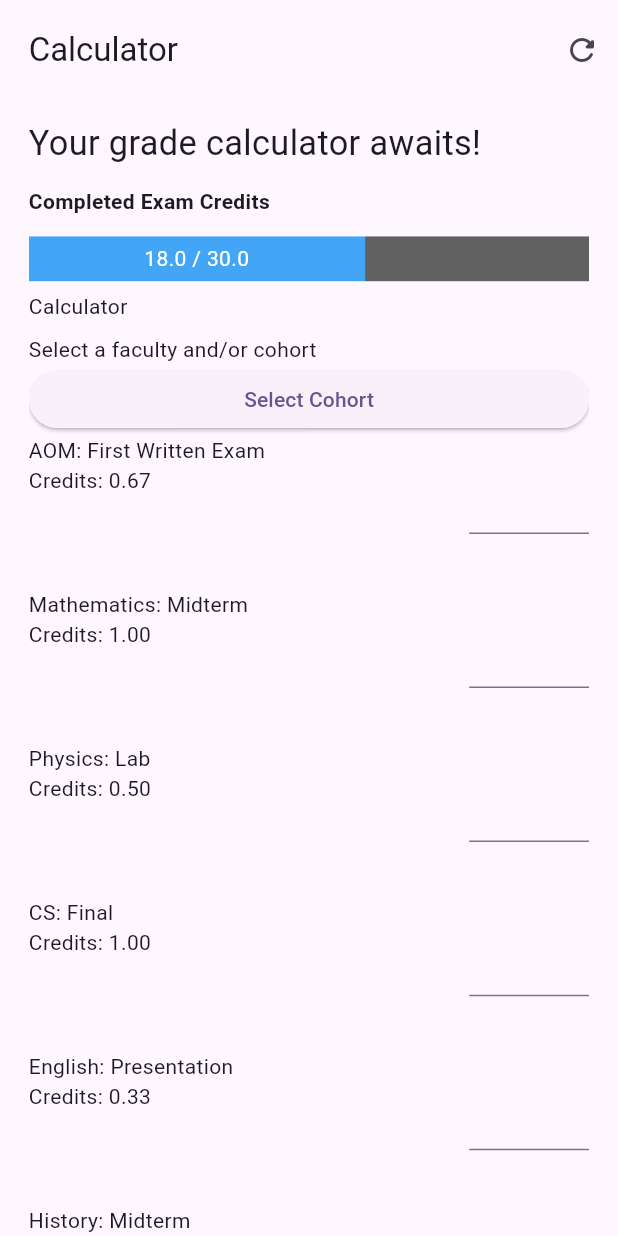
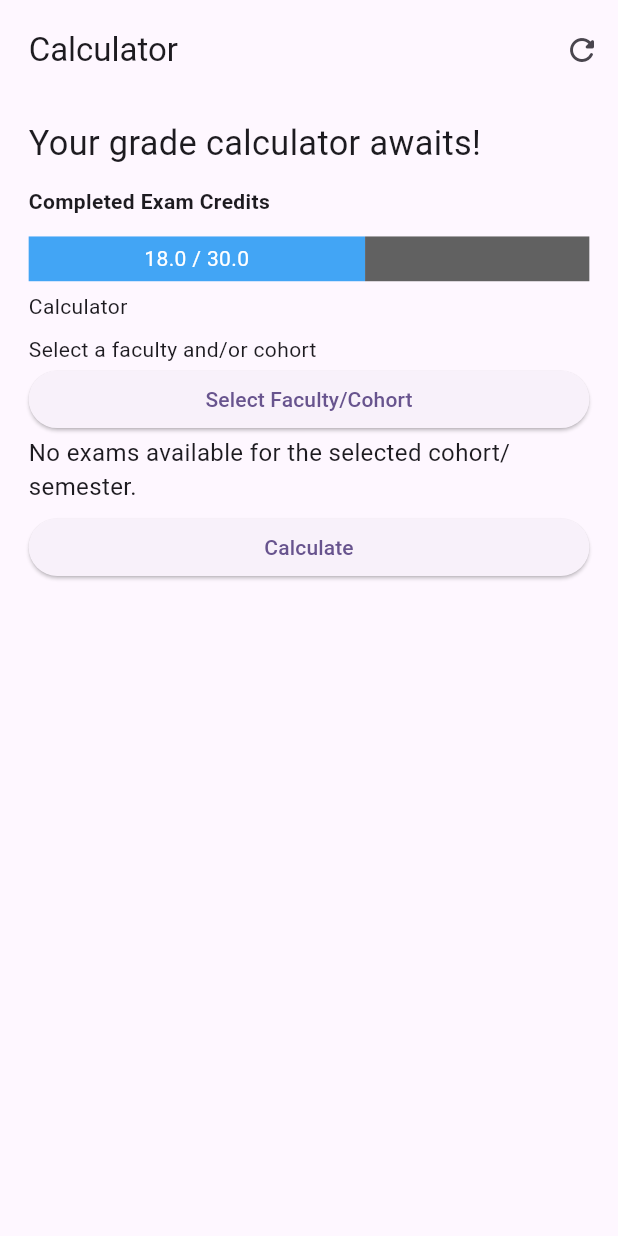
Before and after one commit to Krmsh1n5/u_standings, a Flutter app: the CalculatorPage screen opened directly, on a phone screen of 412 x 824 dp. Run offline on Flutter 3.47's test engine with Material 3 defaults, Android fonts, the phone set to English and light mode, and no system bars; our stand-ins replace flutter_screenutil.

Commit message:
Added basic implememntation of Calculator Provider

```diff
--- a/lib/features/standings/presentation/providers/calculator_notifier.dart
+++ b/lib/features/standings/presentation/providers/calculator_notifier.dart
@@ -0,0 +1,75 @@
+import 'package:flutter/material.dart';
+
+class CalculatorProvider extends ChangeNotifier {
+  // State variables
+  String? selectedCohortSemester;
+  double? calculatedAverage;
+
+  // Cohort/Semester options
+  final List<String> cohortsSemesters = [
+    'L0 S1',
+    'L0 S2',
+    'L1 CS S1',
+    'L1 CS S2',
+    'L1 CE S1',
+    'L1 CE S2',
+    'L2',
+    'L3',
+    'L4',
+  ];
+
+  // Example mapping of cohort/semester to exam data
+  final Map<String, List<Map<String, String>>> examData = {
+    'L1 CS S1': [
+      {'title': 'DSA 1 Written Exam', 'credits': '2.75'},
+      {'title': 'DSA 1 Final Project and PWs', 'credits': '2.75'},
+      {'title': 'Frontend Written Exam', 'credits': '1.3'},
+    ],
+    'L1 CE S1': [
+      {'title': 'TOM 1 Midterm', 'credits': '1.5'},
+      {'title': 'TOM 1 Final', 'credits': '2'},
+    ],
+    // Add other cohorts/semesters here
+  };
+
+  final Map<String, double> grades = {}; // Stores user inputs for grades
+
+  // Fetch exams for the selected cohort/semester
+  List<Map<String, String>> get currentExams {
+    return examData[selectedCohortSemester] ?? [];
+  }
+
+  // Update selected cohort and/or semester
+  void updateCohort(String cohortSemester) {
+    selectedCohortSemester = cohortSemester;
+    calculatedAverage = null;
+    notifyListeners();
+  }
+
+  void updateGrade(String title, double grade) {
+    grades[title] = grade;
+    notifyListeners();
+  }
+
+  void calculateAverage() {
+    if (grades.isNotEmpty) {
+      double totalCredits = 0;
+      double weightedSum = 0;
+
+      for (var exam in currentExams) {
+        final title = exam['title']!;
+        final credits = double.parse(exam['credits']!);
+
+        if (grades.containsKey(title)) {
+          weightedSum += grades[title]! * credits;
+          totalCredits += credits;
+        }
+      }
+
+      calculatedAverage = totalCredits > 0 ? weightedSum / totalCredits : 0;
+    } else {
+      calculatedAverage = 0;
+    }
+    notifyListeners();
+  }
+}
--- a/lib/features/standings/presentation/screens/calculator_page.dart
+++ b/lib/features/standings/presentation/screens/calculator_page.dart
@@ -1,14 +1,17 @@
 import 'package:flutter/material.dart';
 import 'package:flutter_screenutil/flutter_screenutil.dart';
+import 'package:provider/provider.dart';
+import 'package:u_standings/features/standings/presentation/providers/calculator_notifier.dart';
 import 'package:u_standings/features/standings/presentation/widgets/custom_appbar.dart';
 import 'package:u_standings/features/standings/presentation/widgets/select_button.dart';
 
 class CalculatorPage extends StatelessWidget {
   const CalculatorPage({super.key});
 
-
   @override
   Widget build(BuildContext context) {
+    final provider = Provider.of<CalculatorProvider>(context);
+
     return SafeArea(
       child: Scaffold(
         resizeToAvoidBottomInset: false,
@@ -31,11 +34,14 @@ class CalculatorPage extends StatelessWidget {
                 SizedBox(height: 4.h),
                 _buildHeadingAndSubheadingText(),
                 SizedBox(height: 4.h),
-                _buildSelectButton(),
+                _buildSelectButton(context),
                 SizedBox(height: 4.h),
-                _buildCalculatorFields(),
+                _buildCalculatorFields(context),
                 SizedBox(height: 4.h),
-                _buildCalculateButton(),
+                if (provider.calculatedAverage != null)
+                  _buildCalculatedAverageBox(context),
+                SizedBox(height: 4.h),
+                _buildCalculateButton(context),
                 SizedBox(height: 2.h),
               ],
             ),
@@ -158,32 +164,34 @@ class CalculatorPage extends StatelessWidget {
     );
   }
 
-  _buildSelectButton() {
+  _buildSelectButton(BuildContext context) {
+    final provider = Provider.of<CalculatorProvider>(context);
+
     return SizedBox(
       height: 32.h,
       width: double.maxFinite,
       child: CohortSemesterSelectorButton(
-        title: 'Select Cohort',
-        staticOptions: ['L0', 'L1 - CS', 'L1 - CE', 'L2', 'L3'],
+        title: provider.selectedCohortSemester ?? 'Select Faculty/Cohort',
+        staticOptions: provider.cohortsSemesters,
         onOptionSelected: (selectedOption) {
-          print('Selected in Standings: $selectedOption');
-          // Handle selection (e.g., update Provider)
+          provider.updateCohort(selectedOption);
         },
       ),
     );
   }
 
-  _buildCalculatorFields() {
-    // Example data for the list
-    final List<Map<String, String>> exams = [
-      {'title': 'AOM: First Written Exam', 'credits': '0.67'},
-      {'title': 'Mathematics: Midterm', 'credits': '1.00'},
-      {'title': 'Physics: Lab', 'credits': '0.50'},
-      {'title': 'CS: Final', 'credits': '1.00'},
-      {'title': 'English: Presentation', 'credits': '0.33'},
-      {'title': 'History: Midterm', 'credits': '0.50'},
-      {'title': 'PE: Final', 'credits': '0.50'},
-    ];
+  _buildCalculatorFields(BuildContext context) {
+    final provider = Provider.of<CalculatorProvider>(context);
+    final exams = provider.currentExams;
+
+    if (exams.isEmpty) {
+      return Center(
+        child: Text(
+          'No exams available for the selected cohort/semester.',
+          style: TextStyle(fontSize: 16),
+        ),
+      );
+    }
 
     return ListView.builder(
       shrinkWrap: true,
@@ -197,13 +205,20 @@ class CalculatorPage extends StatelessWidget {
           child: _buildGradeInputWidget(
             title: exam['title']!,
             credits: exam['credits']!,
+            context: context,
           ),
         );
       },
     );
   }
 
-  _buildGradeInputWidget({required String title, required String credits}) {
+  _buildGradeInputWidget({
+    required String title,
+    required String credits,
+    required BuildContext context,
+  }) {
+    final provider = Provider.of<CalculatorProvider>(context);
+
     return SizedBox(
       height: 70.h,
       width: double.infinity,
@@ -222,6 +237,10 @@ class CalculatorPage extends StatelessWidget {
             width: 70.w,
             child: TextField(
               keyboardType: TextInputType.number,
+              onChanged: (value) {
+                final grade = double.tryParse(value) ?? 0.0;
+                provider.updateGrade(title, grade);
+              },
             ),
           ),
         ],
@@ -229,12 +248,29 @@ class CalculatorPage extends StatelessWidget {
     );
   }
 
-  _buildCalculateButton() {
+  _buildCalculatedAverageBox(BuildContext context) {
+    final provider = Provider.of<CalculatorProvider>(context);
+
+    return SizedBox(
+      height: 32.h,
+      width: double.maxFinite,
+      child: Container(
+        alignment: Alignment.center,
+        child: Text(
+          provider.calculatedAverage.toString(),
+        ),
+      ),
+    );
+  }
+
+  _buildCalculateButton(BuildContext context) {
+    final provider = Provider.of<CalculatorProvider>(context);
+
     return SizedBox(
       height: 32.h,
       width: double.maxFinite,
       child: ElevatedButton(
-        onPressed: () {},
+        onPressed: provider.calculateAverage,
         child: Text("Calculate"),
       ),
     );
--- a/pubspec.yaml
+++ b/pubspec.yaml
@@ -32,6 +32,7 @@ dependencies:
     sdk: flutter
   cupertino_icons: ^1.0.8
   flutter_screenutil: ^5.9.3
+  provider: ^6.1.2
 
 dev_dependencies:
   flutter_test:
```
Also changed, not shown: lib/main.dart (+10 -1 lines), pubspec.lock.
